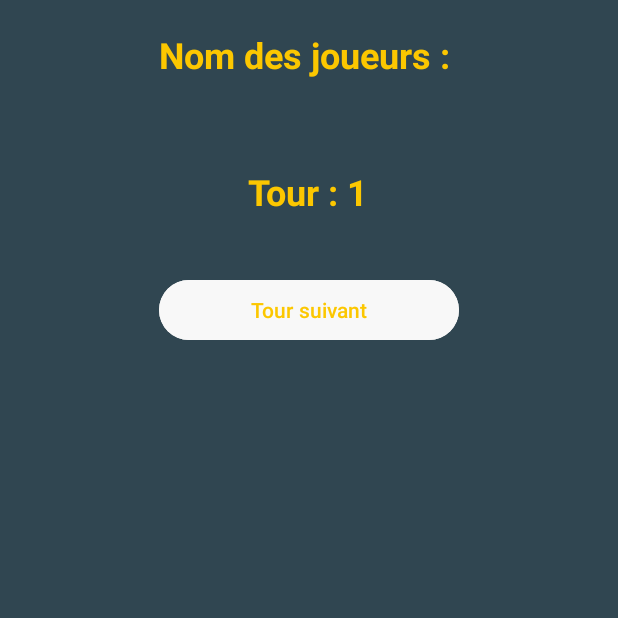
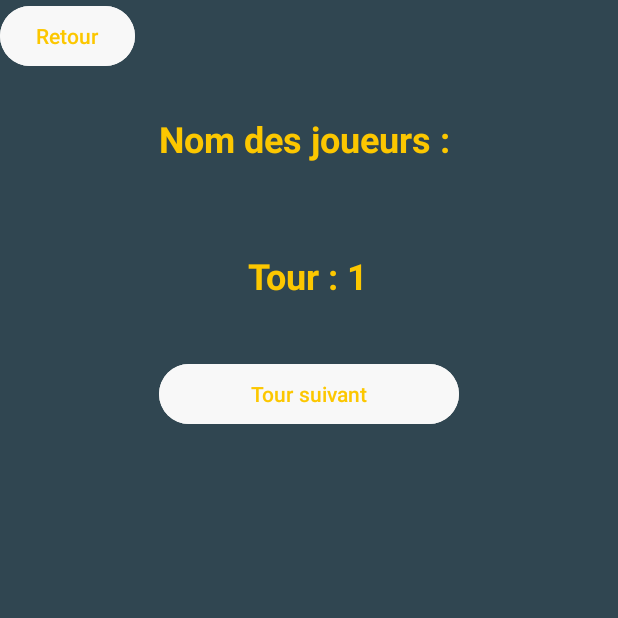
Before and after one commit to ulyssedahiez/kisuije, an Android app: the GameActivity screen opened directly, with no data from a screen before it, on a phone screen of 412 x 824 dp, the top half of it. Run offline under Robolectric (Android 15) with nearby library versions, the light colour scheme and no system bars.

Commit message:
Fragment retour ok

```diff
--- a/app/build.gradle.kts
+++ b/app/build.gradle.kts
@@ -43,6 +43,7 @@ dependencies {
     implementation("androidx.appcompat:appcompat:1.6.1")
     implementation("com.google.android.material:material:1.11.0")
     implementation("androidx.constraintlayout:constraintlayout:2.1.4")
+    implementation("androidx.navigation:navigation-runtime-ktx:2.7.7")
     testImplementation("junit:junit:4.13.2")
     androidTestImplementation("androidx.test.ext:junit:1.1.5")
     androidTestImplementation("androidx.test.espresso:espresso-core:3.5.1")
--- a/app/src/main/AndroidManifest.xml
+++ b/app/src/main/AndroidManifest.xml
@@ -12,6 +12,9 @@
         android:supportsRtl="true"
         android:theme="@style/Theme.Kisuije"
         tools:targetApi="31">
+        <activity
+            android:name=".BackButtonFragment"
+            android:exported="false" />
         <activity
             android:name=".winnerActivity"
             android:exported="false" />
--- /dev/null
+++ b/app/src/main/java/com/example/ulysse/dahiez/tp1/kisuije/BackButtonFragment.kt
@@ -0,0 +1,26 @@
+package com.example.ulysse.dahiez.tp1.kisuije
+
+import android.os.Bundle
+import android.view.LayoutInflater
+import android.view.View
+import android.view.ViewGroup
+import android.widget.Button
+import androidx.fragment.app.Fragment
+
+class BackButtonFragment : Fragment() {
+
+    override fun onCreateView(
+        inflater: LayoutInflater, container: ViewGroup?,
+        savedInstanceState: Bundle?
+    ): View? {
+        val view = inflater.inflate(R.layout.fragment_back_button, container, false)
+        val backButton = view.findViewById<Button>(R.id.backButtonFragment)
+
+        // Ajouter un écouteur de clic au bouton
+        backButton.setOnClickListener {
+            activity?.onBackPressed()
+        }
+
+        return view
+    }
+}
--- a/app/src/main/java/com/example/ulysse/dahiez/tp1/kisuije/GameActivity.kt
+++ b/app/src/main/java/com/example/ulysse/dahiez/tp1/kisuije/GameActivity.kt
@@ -11,6 +11,7 @@ import android.widget.TextView
 import androidx.appcompat.app.AppCompatActivity
 import androidx.core.content.ContextCompat
 import java.io.Serializable
+import com.example.ulysse.dahiez.tp1.kisuije.BackButtonFragment
 
 class GameActivity : AppCompatActivity() {
     private lateinit var containerLayout: LinearLayout
@@ -19,12 +20,14 @@ class GameActivity : AppCompatActivity() {
 
     data class Player(val name: String, val assignedWord: String, val winner:Boolean) : Serializable
 
-    // Liste des objets de la vie quotidienne
+    // Liste des personnalités françaises
     private val lifeObjectsList: List<String> = listOf(
-        "Tasse à café", "Brosse à dents", "Journal", "Téléphone portable", "Sac à dos",
-        "Portefeuille", "Lunettes de soleil", "Clés de maison", "Parapluie", "Chaussettes",
-        "Télévision", "Savon", "Brosse à cheveux", "Stylo", "Cahier",
-        "Ordinateur portable", "Bouteille d'eau", "Chargeur", "Ciseaux", "Lampe de poche"
+        "Marion Cotillard", "Omar Sy", "Jean Dujardin", "Sophie Marceau", "Vincent Cassel",
+        "Audrey Tautou", "Guillaume Canet", "Juliette Binoche", "Michel Platini", "Zinedine Zidane",
+        "Catherine Deneuve", "Johnny Hallyday", "Brigitte Bardot", "Serge Gainsbourg", "Isabelle Adjani",
+        "Gérard Depardieu", "Charlotte Gainsbourg", "Yannick Noah", "Vanessa Paradis", "Romain Duris",
+        "Carla Bruni", "Alain Delon", "Mylène Farmer", "Florence Foresti", "Jean-Paul Belmondo",
+        "Nolwenn Leroy", "Olivier Giroud", "Renaud", "Laetitia Casta", "David Guetta"
     )
 
     private val playersList = mutableListOf<Player>()
@@ -36,19 +39,20 @@ class GameActivity : AppCompatActivity() {
         containerLayout = findViewById(R.id.containerLayout)
         roundsTextView = findViewById(R.id.roundsTextView)
 
+        val fragmentTransaction = supportFragmentManager.beginTransaction()
+        fragmentTransaction.replace(R.id.fragmentContainer, BackButtonFragment())
+        fragmentTransaction.commit()
+
         // Récupérer la liste des noms de joueurs depuis l'intent
         val playerNames = intent.getStringArrayListExtra("playerNames")
 
         if (playerNames != null) {
             for (playerName in playerNames) {
-
                 // Assigner un mot aléatoire à chaque joueur
                 val assignedWord = lifeObjectsList.shuffled().firstOrNull() ?: "Mot par défaut"
-
                 // Créer un joueur avec le nom et le mot attribué
                 val player = Player(playerName, assignedWord, false)
                 playersList.add(player)
-
                 // Créer le bouton du joueur et l'ajouter à la vue
                 val playerButton = createPlayerButton(player)
                 containerLayout.addView(playerButton)
--- a/app/src/main/java/com/example/ulysse/dahiez/tp1/kisuije/NewGameActivity.kt
+++ b/app/src/main/java/com/example/ulysse/dahiez/tp1/kisuije/NewGameActivity.kt
@@ -25,10 +25,10 @@ class NewGameActivity : AppCompatActivity() {
         containerLayout = findViewById(R.id.containerLayout)
     }
 
+    //Max 6 joueurs
     fun onAddPlayerButtonClick(view: View) {
         if (playerCount < 6) {
             playerCount++
-
             val playerLayout = createPlayerLayout()
             containerLayout.addView(playerLayout, 1)
         }
--- /dev/null
+++ b/app/src/main/res/frenchCelebritiesList.kt
@@ -0,0 +1,10 @@
+package com.example.ulysse.dahiez.tp1.kisuije
+
+val frenchCelebritiesList: List<String> = listOf(
+    "Marion Cotillard", "Omar Sy", "Jean Dujardin", "Sophie Marceau", "Vincent Cassel",
+    "Audrey Tautou", "Guillaume Canet", "Juliette Binoche", "Michel Platini", "Zinedine Zidane",
+    "Catherine Deneuve", "Johnny Hallyday", "Brigitte Bardot", "Serge Gainsbourg", "Isabelle Adjani",
+    "Gérard Depardieu", "Charlotte Gainsbourg", "Yannick Noah", "Vanessa Paradis", "Romain Duris",
+    "Carla Bruni", "Alain Delon", "Mylène Farmer", "Florence Foresti", "Jean-Paul Belmondo",
+    "Nolwenn Leroy", "Olivier Giroud", "Renaud", "Laetitia Casta", "David Guetta"
+)
--- a/app/src/main/res/layout/activity_game.xml
+++ b/app/src/main/res/layout/activity_game.xml
@@ -12,6 +12,12 @@
         android:layout_height="match_parent"
         android:orientation="vertical"
         android:background="@color/background_color">
+
+        <FrameLayout
+            android:id="@+id/fragmentContainer"
+            android:layout_width="match_parent"
+            android:layout_height="wrap_content"
+            android:layout_below="@id/containerLayout" />
 
         <TextView
             android:layout_width="wrap_content"
--- a/app/src/main/res/layout/activity_player_info.xml
+++ b/app/src/main/res/layout/activity_player_info.xml
@@ -14,7 +14,6 @@
         android:orientation="vertical"
         android:background="@color/background_color">
 
-        <!-- Bouton de retour -->
         <Button
             android:id="@+id/backButton"
             android:layout_width="wrap_content"
--- /dev/null
+++ b/app/src/main/res/layout/fragment_back_button.xml
@@ -0,0 +1,24 @@
+<LinearLayout xmlns:android="http://schemas.android.com/apk/res/android"
+    xmlns:app="http://schemas.android.com/apk/res-auto"
+    xmlns:tools="http://schemas.android.com/tools"
+    android:id="@+id/containerLayout"
+    android:layout_width="match_parent"
+    android:layout_height="match_parent"
+    android:background="@color/background_color"
+    android:orientation="vertical"
+    tools:context=".PlayersList">
+
+    <Button
+        android:id="@+id/backButtonFragment"
+        android:layout_width="wrap_content"
+        android:layout_height="wrap_content"
+        android:layout_gravity="start"
+        android:layout_marginEnd="8dp"
+        android:layout_marginBottom="8dp"
+        android:backgroundTint="@color/white"
+        android:paddingStart="24dp"
+        android:paddingEnd="24dp"
+        android:text="Retour"
+        android:textColor="@color/yellow" />
+
+</LinearLayout>
```
